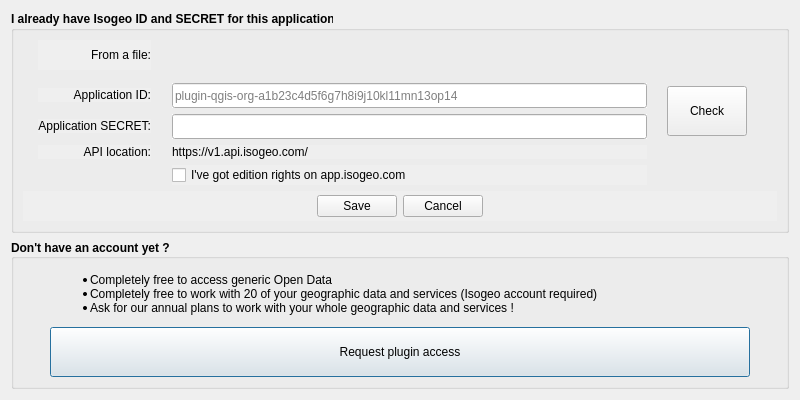
First picture: the form in ui/auth/ui_authentication.ui, repository isogeo/isogeo-plugin-qgis, before the edit.
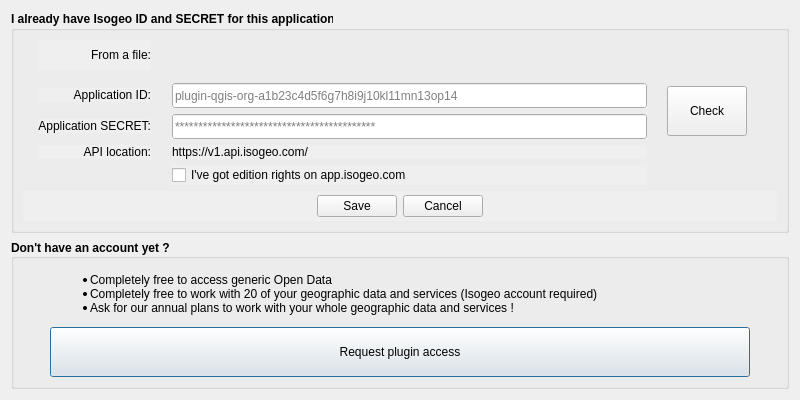
Second picture: the form after the edit. Icons and pictures are not drawn. Custom widgets are drawn as their Qt base class.

```diff
--- a/ui/auth/ui_authentication.ui
+++ b/ui/auth/ui_authentication.ui
@@ -153,7 +153,7 @@
          <bool>true</bool>
         </property>
         <property name="placeholderText">
-         <string notr="true" />
+         <string notr="true">*******************************************</string>
         </property>
        </widget>
       </item>
```
Left out of the diff: 6 changed lines with no effect on the pictures.
